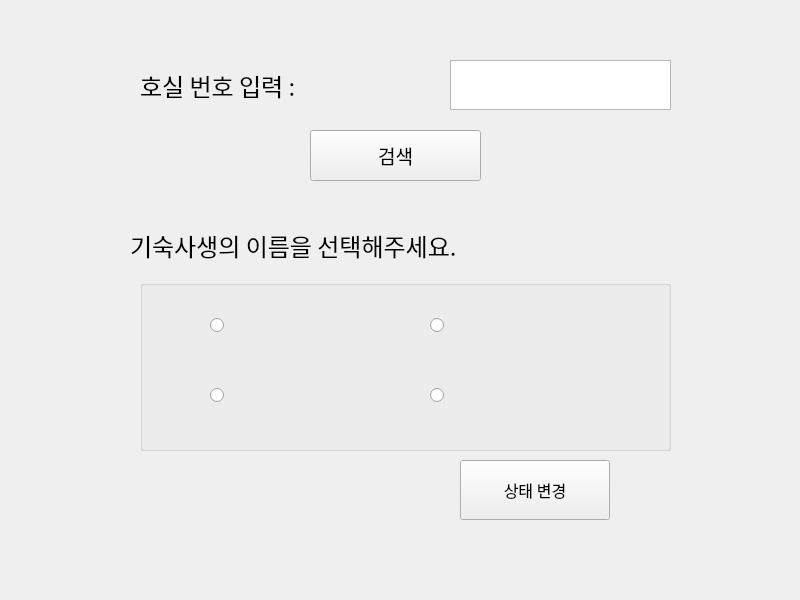
Above: status.ui from Hyemin-12/goingout-journal before the change. Below: the same form after it.
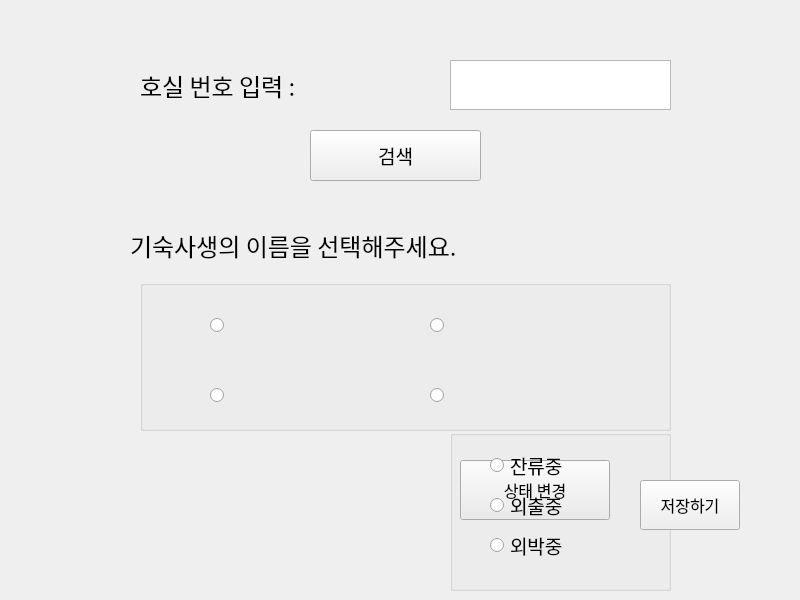
That is the form after the change.

Commit message: 특정 기숙사생 상태 변경하기

Diff of the .ui file:
```diff
--- a/status.ui
+++ b/status.ui
@@ -149,7 +149,7 @@
      <x>140</x>
      <y>280</y>
      <width>531</width>
-     <height>171</height>
+     <height>151</height>
     </rect>
    </property>
    <property name="title">
@@ -208,6 +208,95 @@
     </property>
    </widget>
   </widget>
+  <widget class="QGroupBox" name="status_group">
+   <property name="geometry">
+    <rect>
+     <x>450</x>
+     <y>430</y>
+     <width>221</width>
+     <height>161</height>
+    </rect>
+   </property>
+   <property name="title">
+    <string/>
+   </property>
+   <widget class="QRadioButton" name="status1">
+    <property name="geometry">
+     <rect>
+      <x>40</x>
+      <y>20</y>
+      <width>141</width>
+      <height>31</height>
+     </rect>
+    </property>
+    <property name="font">
+     <font>
+      <family>궁서체</family>
+      <pointsize>14</pointsize>
+     </font>
+    </property>
+    <property name="text">
+     <string>잔류중</string>
+    </property>
+   </widget>
+   <widget class="QRadioButton" name="status2">
+    <property name="geometry">
+     <rect>
+      <x>40</x>
+      <y>60</y>
+      <width>140</width>
+      <height>30</height>
+     </rect>
+    </property>
+    <property name="font">
+     <font>
+      <family>궁서체</family>
+      <pointsize>14</pointsize>
+     </font>
+    </property>
+    <property name="text">
+     <string>외출중</string>
+    </property>
+   </widget>
+   <widget class="QRadioButton" name="status3">
+    <property name="geometry">
+     <rect>
+      <x>40</x>
+      <y>100</y>
+      <width>140</width>
+      <height>30</height>
+     </rect>
+    </property>
+    <property name="font">
+     <font>
+      <family>궁서체</family>
+      <pointsize>14</pointsize>
+     </font>
+    </property>
+    <property name="text">
+     <string>외박중</string>
+    </property>
+   </widget>
+  </widget>
+  <widget class="QPushButton" name="save_status">
+   <property name="geometry">
+    <rect>
+     <x>640</x>
+     <y>480</y>
+     <width>100</width>
+     <height>50</height>
+    </rect>
+   </property>
+   <property name="font">
+    <font>
+     <family>궁서체</family>
+     <pointsize>12</pointsize>
+    </font>
+   </property>
+   <property name="text">
+    <string>저장하기</string>
+   </property>
+  </widget>
  </widget>
  <resources/>
  <connections>
```
Left out of the diff: 34 changed lines with no effect on the pictures. The commit also changes 4 other files.
